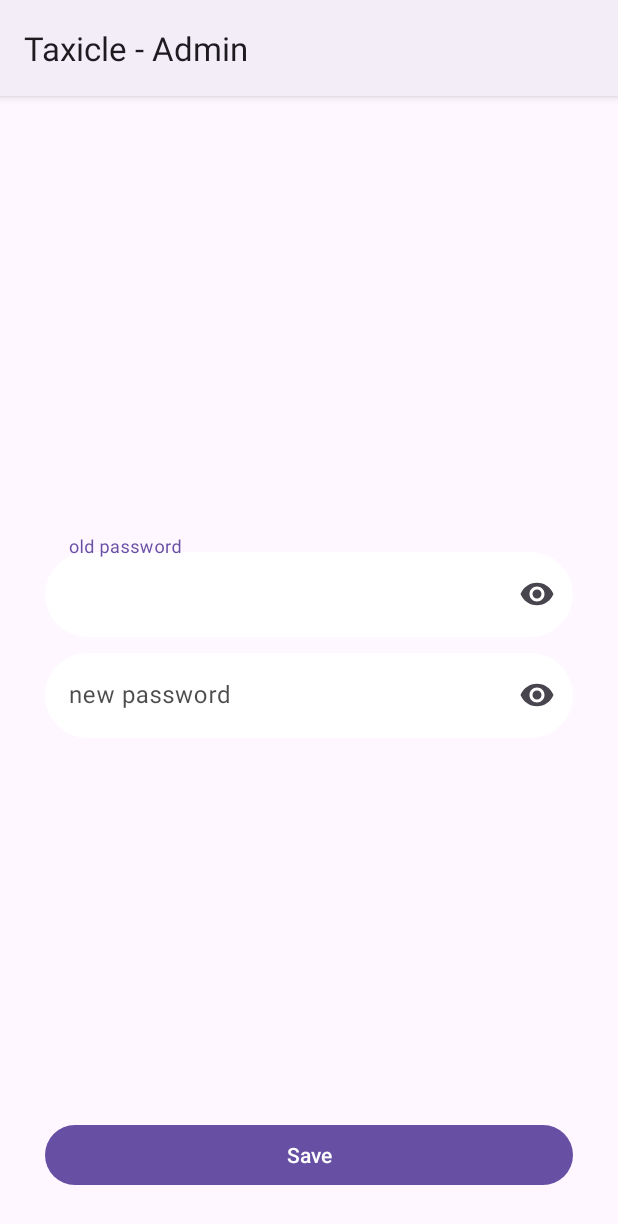
After one commit to joneltech07/Taxicle-Admin, an Android app: the ChangePasswordActivity screen opened directly, with no data from a screen before it, on a phone screen of 412 x 824 dp. The commit adds this screen. Shown: the top 1224 px of the screen. Run offline under Robolectric (Android 15) with nearby library versions, the phone set to English and light mode, and no system bars; our stand-ins replace Firebase (no records; nobody signed in at launch, a user with empty details on screens opened directly).

Commit message:
Added Change Password

```diff
--- /dev/null
+++ b/app/src/main/java/com/example/taxicle_admin/ChangePasswordActivity.java
@@ -0,0 +1,66 @@
+package com.example.taxicle_admin;
+
+import androidx.appcompat.app.AppCompatActivity;
+
+import android.os.Bundle;
+import android.widget.Button;
+import android.widget.TextView;
+import android.widget.Toast;
+
+import com.google.android.material.textfield.TextInputEditText;
+import com.google.firebase.auth.FirebaseAuth;
+import com.google.firebase.auth.FirebaseUser;
+
+public class ChangePasswordActivity extends AppCompatActivity {
+
+    FirebaseAuth auth;
+    FirebaseUser user;
+
+    String email;
+
+    TextInputEditText etOldPass, etNewPass;
+    TextView txtEmail;
+    Button btnSave;
+
+    @Override
+    protected void onCreate(Bundle savedInstanceState) {
+        super.onCreate(savedInstanceState);
+        setContentView(R.layout.activity_change_password);
+
+        auth = FirebaseAuth.getInstance();
+
+        email = getIntent().getStringExtra("email");
+
+        txtEmail = findViewById(R.id.txt_email);
+        etOldPass = findViewById(R.id.et_old_pass);
+        etNewPass = findViewById(R.id.et_new_pass);
+        btnSave = findViewById(R.id.btn_save);
+
+        txtEmail.setText(email);
+
+        btnSave.setOnClickListener(v -> {
+            if (etNewPass.getText().toString().length() > 5) {
+                auth.signInWithEmailAndPassword(email, etOldPass.getText().toString())
+                        .addOnCompleteListener(task -> {
+                            if (task.isSuccessful()) {
+                                user = auth.getCurrentUser();
+                                assert user != null;
+                                user.updatePassword(etNewPass.getText().toString())
+                                        .addOnCompleteListener(task1 -> {
+                                            if (task1.isSuccessful()) {
+                                                Toast.makeText(this, "You have successfully changed password!", Toast.LENGTH_SHORT).show();
+                                            } else {
+                                                Toast.makeText(this, "Failed to update password", Toast.LENGTH_SHORT).show();
+                                            }
+                                        });
+                            } else {
+                                Toast.makeText(this, "Please Check your entered password", Toast.LENGTH_SHORT).show();
+                            }
+                        });
+            } else {
+                Toast.makeText(this, "Please enter atleast 7 characters", Toast.LENGTH_SHORT).show();
+            }
+        });
+
+    }
+}
--- a/app/src/main/res/layout/activity_add.xml
+++ b/app/src/main/res/layout/activity_add.xml
@@ -34,6 +34,7 @@
         android:inputType="textPersonName|textCapWords"
         android:background="@drawable/rounded"
         android:gravity="center"
+        android:digits="abcdefghijklmnopqrstuvwxyzABCDEFGHIJKLMNOPQRSTUVWXYZ "
         android:textColor="@color/black" />
 
     <TextView
@@ -51,6 +52,7 @@
         android:layout_height="48dp"
         android:layout_marginLeft="10dp"
         android:layout_marginRight="10dp"
+        android:maxLength="11"
         android:inputType="phone"
         android:background="@drawable/rounded"
         android:gravity="center"
--- /dev/null
+++ b/app/src/main/res/layout/activity_change_password.xml
@@ -0,0 +1,81 @@
+<?xml version="1.0" encoding="utf-8"?>
+<androidx.constraintlayout.widget.ConstraintLayout xmlns:android="http://schemas.android.com/apk/res/android"
+    xmlns:app="http://schemas.android.com/apk/res-auto"
+    xmlns:tools="http://schemas.android.com/tools"
+    android:layout_width="match_parent"
+    android:layout_height="match_parent"
+    tools:context=".ChangePasswordActivity">
+
+    <LinearLayout
+        android:layout_width="match_parent"
+        android:layout_height="wrap_content"
+        android:layout_margin="30dp"
+        android:gravity="center"
+        android:orientation="vertical"
+        app:layout_constraintBottom_toTopOf="@+id/btn_save"
+        app:layout_constraintEnd_toEndOf="parent"
+        app:layout_constraintStart_toStartOf="parent"
+        app:layout_constraintTop_toTopOf="parent">
+
+        <TextView
+            android:id="@+id/txt_email"
+            android:layout_width="wrap_content"
+            android:layout_height="wrap_content"
+            android:layout_marginBottom="20dp"
+            android:text="email" />
+
+        <com.google.android.material.textfield.TextInputLayout
+            android:layout_width="match_parent"
+            android:layout_height="wrap_content"
+            android:fontFamily="@font/poppins"
+            android:hint="old password"
+            android:textColor="#B3000000"
+            android:textColorHint="#B3000000"
+            android:textSize="13dp"
+            app:boxBackgroundMode="none"
+            app:endIconMode="password_toggle">
+
+            <com.google.android.material.textfield.TextInputEditText
+                android:id="@+id/et_old_pass"
+                android:layout_width="match_parent"
+                android:layout_height="match_parent"
+                android:background="@drawable/edit_text_rounded"
+                android:inputType="textPassword"
+                android:paddingLeft="20dp" />
+
+        </com.google.android.material.textfield.TextInputLayout>
+
+        <com.google.android.material.textfield.TextInputLayout
+            android:layout_width="match_parent"
+            android:layout_height="wrap_content"
+            android:fontFamily="@font/poppins"
+            android:hint="new password"
+            android:textColor="#B3000000"
+            android:textColorHint="#B3000000"
+            android:textSize="13dp"
+            app:boxBackgroundMode="none"
+            app:endIconMode="password_toggle">
+
+            <com.google.android.material.textfield.TextInputEditText
+                android:id="@+id/et_new_pass"
+                android:layout_width="match_parent"
+                android:layout_height="match_parent"
+                android:background="@drawable/edit_text_rounded"
+                android:inputType="textPassword"
+                android:paddingLeft="20dp" />
+
+        </com.google.android.material.textfield.TextInputLayout>
+
+    </LinearLayout>
+
+    <Button
+        android:id="@+id/btn_save"
+        android:layout_width="match_parent"
+        android:layout_height="wrap_content"
+        android:layout_margin="30dp"
+        android:text="Save"
+        app:layout_constraintBottom_toBottomOf="parent"
+        app:layout_constraintEnd_toEndOf="parent"
+        app:layout_constraintStart_toStartOf="parent" />
+
+</androidx.constraintlayout.widget.ConstraintLayout>
--- a/app/src/main/res/layout/main_item.xml
+++ b/app/src/main/res/layout/main_item.xml
@@ -64,7 +64,6 @@
                 android:layout_width="170dp"
                 android:layout_height="wrap_content"
                 android:text="Edit"
-                android:background="@drawable/button_rounded"
                 android:textAllCaps="false"
                 android:layout_marginRight="5dp"
                 android:id="@+id/btnEdit" />
@@ -72,7 +71,6 @@
                 android:layout_width="170dp"
                 android:layout_height="wrap_content"
                 android:text="Delete"
-                android:background="@drawable/button_rounded"
                 android:textAllCaps="false"
                 android:layout_marginLeft="5dp"
                 android:id="@+id/btnDelete" />
```
Also changed, not shown: app/src/main/AndroidManifest.xml (+4 -3 lines), app/src/main/java/com/example/taxicle_admin/AddActivity.java (+6 -2 lines), app/src/main/java/com/example/taxicle_admin/MainAdapter.java (+10 -2 lines), app/src/main/res/layout/update_popup.xml (+13 -1 lines).
